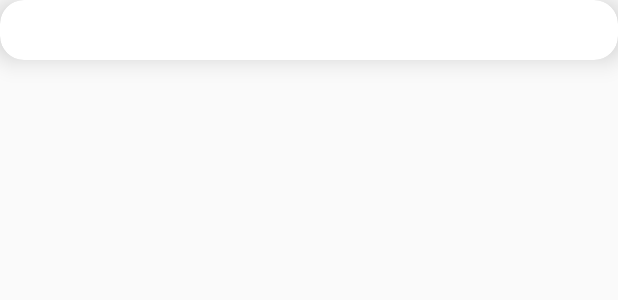
After one commit to patelch/DoorboardTablet, an Android app: the layout schedule_entry.xml on its own in the app's theme, with its tools: preview values and no code run, on a phone screen of 412 x 824 dp. The commit adds this screen. Shown: the top 300 px of the screen. Run offline under Robolectric (Android 15) with nearby library versions, the phone set to English and light mode, and no system bars.

Commit message:
Added Schedule tab

```diff
--- a/app/build.gradle
+++ b/app/build.gradle
@@ -29,5 +29,6 @@ dependencies {
     compile 'com.android.support:recyclerview-v7:25.3.0'
     compile 'com.android.support.constraint:constraint-layout:1.0.2'
     compile 'com.github.chrisbanes:PhotoView:2.0.0'
+    compile 'com.prolificinteractive:material-calendarview:1.4.3'
     testCompile 'junit:junit:4.12'
 }
--- /dev/null
+++ b/app/src/main/res/layout/schedule_entry.xml
@@ -0,0 +1,89 @@
+<?xml version="1.0" encoding="utf-8"?>
+<android.support.v7.widget.CardView
+    xmlns:card_view="http://schemas.android.com/apk/res-auto"
+    android:id="@+id/card_view"
+    android:layout_width="match_parent"
+    android:layout_height="wrap_content"
+    android:layout_marginBottom="30dp"
+    card_view:cardCornerRadius="@dimen/activity_vertical_margin"
+    card_view:cardElevation="10dp"
+    android:clickable="true"
+    android:focusableInTouchMode="true"
+    xmlns:android="http://schemas.android.com/apk/res/android">
+
+    <LinearLayout
+        android:id="@+id/entry_layout"
+        android:layout_width="match_parent"
+        android:layout_height="wrap_content"
+        android:orientation="horizontal"
+        android:gravity="center_vertical"
+        android:clickable="true"
+        android:focusableInTouchMode="true">
+
+        <LinearLayout
+            android:layout_width="0px"
+            android:layout_height="match_parent"
+            android:layout_weight="2"
+            android:layout_marginLeft="15dp"
+            android:orientation="vertical"
+            android:gravity="center_vertical"
+            android:clickable="true"
+            android:focusableInTouchMode="true">
+
+            <TextView
+                android:id="@+id/event_name"
+                android:layout_width="match_parent"
+                android:layout_height="0px"
+                android:layout_weight="1"
+                android:textColor="@color/black"
+                android:textSize="15sp"
+                android:textStyle="bold"
+                android:clickable="true"
+                android:focusableInTouchMode="true"/>
+
+            <TextView
+                android:id="@+id/event_room"
+                android:layout_width="match_parent"
+                android:layout_height="0px"
+                android:layout_weight="1"
+                android:textColor="@color/black"
+                android:textSize="13sp"
+                android:clickable="true"
+                android:focusableInTouchMode="true"/>
+
+        </LinearLayout>
+
+        <LinearLayout
+            android:layout_width="0px"
+            android:layout_height="match_parent"
+            android:layout_weight="1"
+            android:orientation="vertical"
+            android:gravity="center_vertical"
+            android:clickable="true"
+            android:focusableInTouchMode="true">
+
+            <TextView
+                android:id="@+id/start_time"
+                android:layout_width="match_parent"
+                android:layout_height="0dp"
+                android:layout_weight="1"
+                android:textColor="@color/black"
+                android:textSize="13sp"
+                android:clickable="true"
+                android:focusableInTouchMode="true"/>
+
+            <TextView
+                android:id="@+id/end_time"
+                android:layout_width="match_parent"
+                android:layout_height="0dp"
+                android:layout_weight="1"
+                android:textColor="@color/black"
+                android:textSize="13sp"
+                android:clickable="true"
+                android:focusableInTouchMode="true"/>
+
+        </LinearLayout>
+
+    </LinearLayout>
+
+</android.support.v7.widget.CardView>
--- a/build.gradle
+++ b/build.gradle
@@ -5,7 +5,7 @@ buildscript {
         jcenter()
     }
     dependencies {
-        classpath 'com.android.tools.build:gradle:2.3.1'
+        classpath 'com.android.tools.build:gradle:2.3.0'
 
         // NOTE: Do not place your application dependencies here; they belong
         // in the individual module build.gradle files
```
Also changed, not shown: app/src/main/java/com/doorboard3/doorboardtablet/DoorboardDbHelper.java (+93 -4 lines), app/src/main/java/com/doorboard3/doorboardtablet/EventDecorator.java (added, +32 -0 lines), app/src/main/java/com/doorboard3/doorboardtablet/MainActivity.java (+6 -16 lines), app/src/main/java/com/doorboard3/doorboardtablet/Populator.java (+35 -2 lines), app/src/main/java/com/doorboard3/doorboardtablet/ScheduleAdapter.java (added, +62 -0 lines), app/src/main/java/com/doorboard3/doorboardtablet/ScheduleEvent.java (added, +25 -0 lines), app/src/main/java/com/doorboard3/doorboardtablet/ScheduleFragment.java (added, +98 -0 lines), app/src/main/java/com/doorboard3/doorboardtablet/ScheduleViewHolder.java (added, +25 -0 lines), app/src/main/res/drawable/ic_create_black_24dp.xml (added, +9 -0 lines), app/src/main/res/layout/fragment_schedule.xml (added, +38 -0 lines), app/src/main/res/values/strings.xml (+23 -0 lines), 1 other file.
